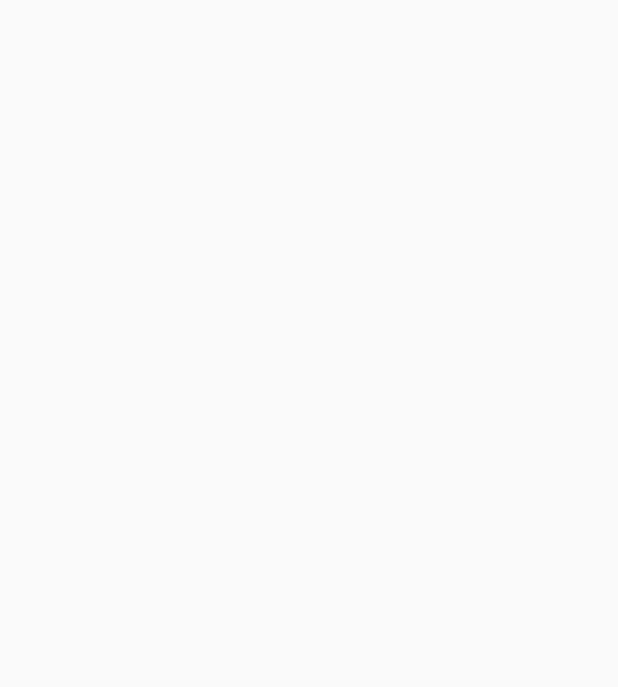
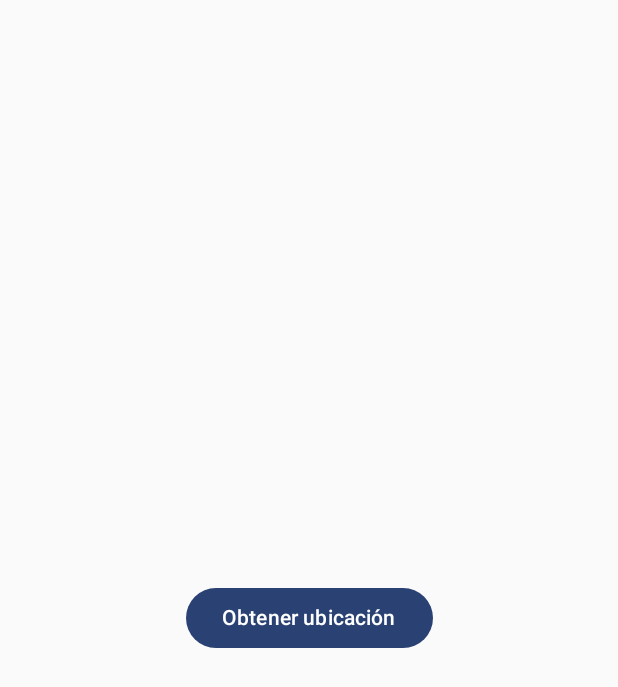
Before and after one commit to JokerP515/Epilepsy-Alarm-2.0, an Android app built with Jetpack Compose: the screen it shows after launch (MainActivity), on a phone screen of 412 x 824 dp. Before the commit the part shown is empty. Shown: the top 687 px of the screen. Run offline under Robolectric (Android 15) with nearby library versions, the phone set to English and light mode, and no system bars; our stand-ins replace Dagger/Hilt's generated code.

Commit message:
Implemented Location Manager for emergency purposes

```diff
--- a/app/build.gradle.kts
+++ b/app/build.gradle.kts
@@ -53,6 +53,7 @@ dependencies {
     implementation(libs.androidx.material3)
 
     implementation(libs.hilt.android)
+    implementation(libs.play.services.location)
     ksp(libs.hilt.android.compiler)
     implementation(libs.androidx.hilt.navigation.compose)
 
--- a/app/src/main/AndroidManifest.xml
+++ b/app/src/main/AndroidManifest.xml
@@ -1,6 +1,9 @@
 <?xml version="1.0" encoding="utf-8"?>
 <manifest xmlns:android="http://schemas.android.com/apk/res/android"
     xmlns:tools="http://schemas.android.com/tools">
+
+    <uses-permission android:name="android.permission.ACCESS_FINE_LOCATION"/>
+    <uses-permission android:name="android.permission.ACCESS_COARSE_LOCATION"/>
 
     <application
         android:name=".di.HiltApp"
@@ -13,10 +16,10 @@
         android:supportsRtl="true"
         android:theme="@style/Theme.EpilepsyAlarm20"
         >
+
         <activity
             android:name=".MainActivity"
             android:exported="true"
-            android:label="@string/app_name"
             android:theme="@style/Theme.EpilepsyAlarm20">
             <intent-filter>
                 <action android:name="android.intent.action.MAIN" />
--- a/app/src/main/java/com/uan/epilepsyalarm20/MainActivity.kt
+++ b/app/src/main/java/com/uan/epilepsyalarm20/MainActivity.kt
@@ -4,22 +4,18 @@ import android.os.Bundle
 import androidx.activity.ComponentActivity
 import androidx.activity.compose.setContent
 import androidx.activity.enableEdgeToEdge
-import androidx.compose.foundation.layout.fillMaxSize
-import androidx.compose.foundation.layout.padding
-import androidx.compose.material3.Scaffold
-import androidx.compose.material3.Text
-import androidx.compose.runtime.Composable
-import androidx.compose.ui.Modifier
-import androidx.compose.ui.tooling.preview.Preview
+import com.uan.epilepsyalarm20.ui.screens.LocationScreen
 import com.uan.epilepsyalarm20.ui.theme.EpilepsyAlarm20Theme
+import dagger.hilt.android.AndroidEntryPoint
 
+@AndroidEntryPoint
 class MainActivity : ComponentActivity() {
     override fun onCreate(savedInstanceState: Bundle?) {
         super.onCreate(savedInstanceState)
         enableEdgeToEdge()
         setContent {
             EpilepsyAlarm20Theme {
-
+                LocationScreen()
             }
         }
     }
--- /dev/null
+++ b/app/src/main/java/com/uan/epilepsyalarm20/data/location/LocationManager.kt
@@ -0,0 +1,41 @@
+package com.uan.epilepsyalarm20.data.location
+
+import android.annotation.SuppressLint
+import android.content.Context
+import android.location.Location
+import com.google.android.gms.location.FusedLocationProviderClient
+import com.google.android.gms.location.LocationServices
+import com.google.android.gms.tasks.CancellationTokenSource
+import dagger.hilt.android.qualifiers.ApplicationContext
+import javax.inject.Inject
+
+// Clase usada para obtener la localización actual del usuario
+// y crear un enlace a Google Maps con la ubicación actual
+// Solo obtiene la ubicación cuando se solicita, por lo que no sigue activa en segundo plano
+class LocationManager @Inject constructor(
+    @ApplicationContext private val context: Context
+) {
+    private val fusedLocationClient: FusedLocationProviderClient =
+        LocationServices.getFusedLocationProviderClient(context)
+
+    @SuppressLint("MissingPermission")
+    fun getCurrentLocation(onLocationReceived: (String?) -> Unit) {
+        val cancellationTokenSource = CancellationTokenSource()
+        fusedLocationClient.getCurrentLocation(
+            com.google.android.gms.location.Priority.PRIORITY_HIGH_ACCURACY,
+            cancellationTokenSource.token
+        ).addOnSuccessListener { location: Location? ->
+            if (location != null) {
+                val link = createGoogleMapsLink(location.latitude, location.longitude)
+                onLocationReceived(link)
+            } else {
+                onLocationReceived(null)
+            }
+        }.addOnFailureListener {
+            onLocationReceived(null)
+        }
+    }
+
+    private fun createGoogleMapsLink(latitude: Double, longitude: Double): String =
+        "https://www.google.com/maps/search/?api=1&query=$latitude,$longitude"
+}
--- /dev/null
+++ b/app/src/main/java/com/uan/epilepsyalarm20/ui/screens/LocationScreen.kt
@@ -0,0 +1,56 @@
+package com.uan.epilepsyalarm20.ui.screens
+
+import androidx.compose.foundation.layout.Arrangement
+import androidx.compose.foundation.layout.Column
+import androidx.compose.foundation.layout.fillMaxSize
+import androidx.compose.material3.Button
+import androidx.compose.material3.Text
+import androidx.compose.runtime.Composable
+import androidx.compose.runtime.collectAsState
+import androidx.compose.runtime.getValue
+import androidx.compose.ui.Alignment
+import androidx.compose.ui.Modifier
+import androidx.hilt.navigation.compose.hiltViewModel
+import androidx.lifecycle.ViewModel
+import com.uan.epilepsyalarm20.data.location.LocationManager
+import dagger.hilt.android.lifecycle.HiltViewModel
+import kotlinx.coroutines.flow.MutableStateFlow
+import kotlinx.coroutines.flow.StateFlow
+import kotlinx.coroutines.flow.asStateFlow
+import javax.inject.Inject
+
+// Screen de ejemplo para obtener la ubicación
+@Composable
+fun LocationScreen(viewModel: LocationViewModel = hiltViewModel()) {
+    val mapsLink by viewModel.mapsLink.collectAsState()
+
+    Column(
+        horizontalAlignment = Alignment.CenterHorizontally,
+        verticalArrangement = Arrangement.Center,
+        modifier = Modifier.fillMaxSize()
+    ) {
+        Button(onClick = { viewModel.fetchLocation() }) {
+            Text("Obtener ubicación")
+        }
+
+        mapsLink?.let {
+            Text("Ubicación: $it")
+        }
+    }
+}
+
+
+@HiltViewModel
+class LocationViewModel @Inject constructor(
+    private val locationManager: LocationManager
+) : ViewModel() {
+
+    private val _mapsLink = MutableStateFlow<String?>(null) // Estado mutable
+    val mapsLink: StateFlow<String?> = _mapsLink.asStateFlow() // Exponer estado inmutable
+
+    fun fetchLocation() {
+        locationManager.getCurrentLocation { link ->
+            _mapsLink.value = link
+        }
+    }
+}
--- a/gradle/libs.versions.toml
+++ b/gradle/libs.versions.toml
@@ -12,6 +12,7 @@ hiltVersion = "2.55"
 hiltCompiler = "1.2.0"
 roomKtx = "2.6.1"
 roomRuntime = "2.6.1"
+playServicesLocation = "21.3.0"
 
 [libraries]
 androidx-core-ktx = { group = "androidx.core", name = "core-ktx", version.ref = "coreKtx" }
@@ -34,6 +35,7 @@ androidx-room-ktx = { group = "androidx.room", name = "room-ktx", version.ref =
 hilt-android-compiler = { module = "com.google.dagger:hilt-android-compiler", version.ref = "hiltVersion" }
 hilt-android = { module = "com.google.dagger:hilt-android", version.ref = "hiltVersion" }
 androidx-hilt-navigation-compose = { module = "androidx.hilt:hilt-navigation-compose", version.ref = "hiltCompiler" }
+play-services-location = { group = "com.google.android.gms", name = "play-services-location", version.ref = "playServicesLocation" }
 
 [plugins]
 android-application = { id = "com.android.application", version.ref = "agp" }
```
